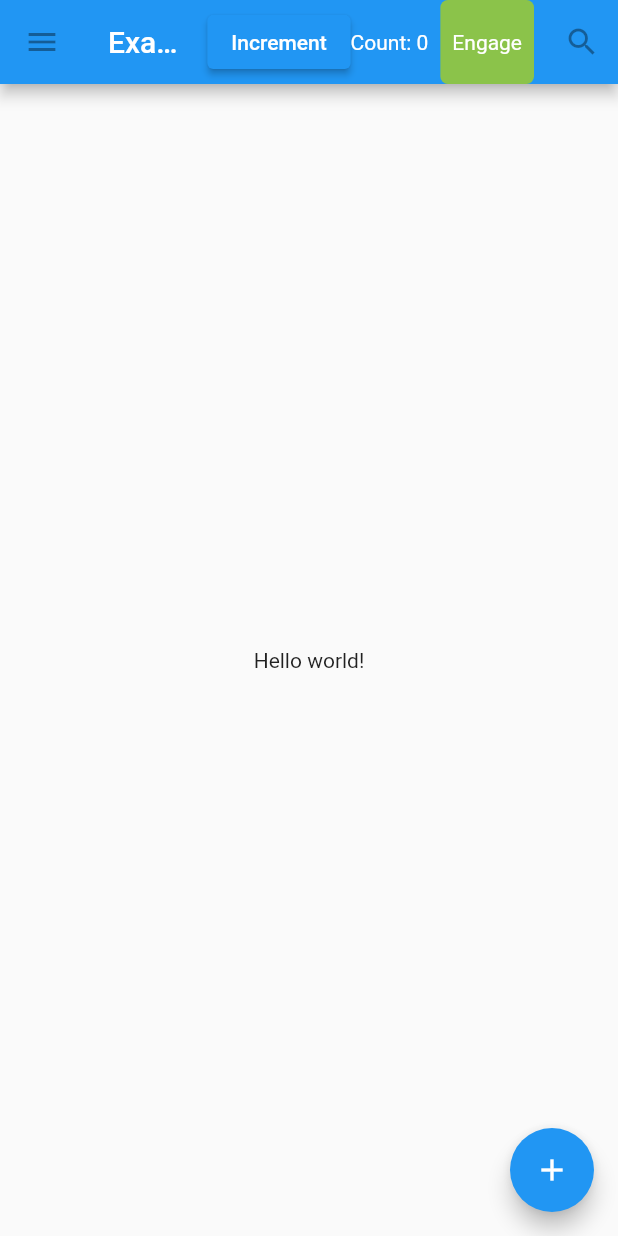
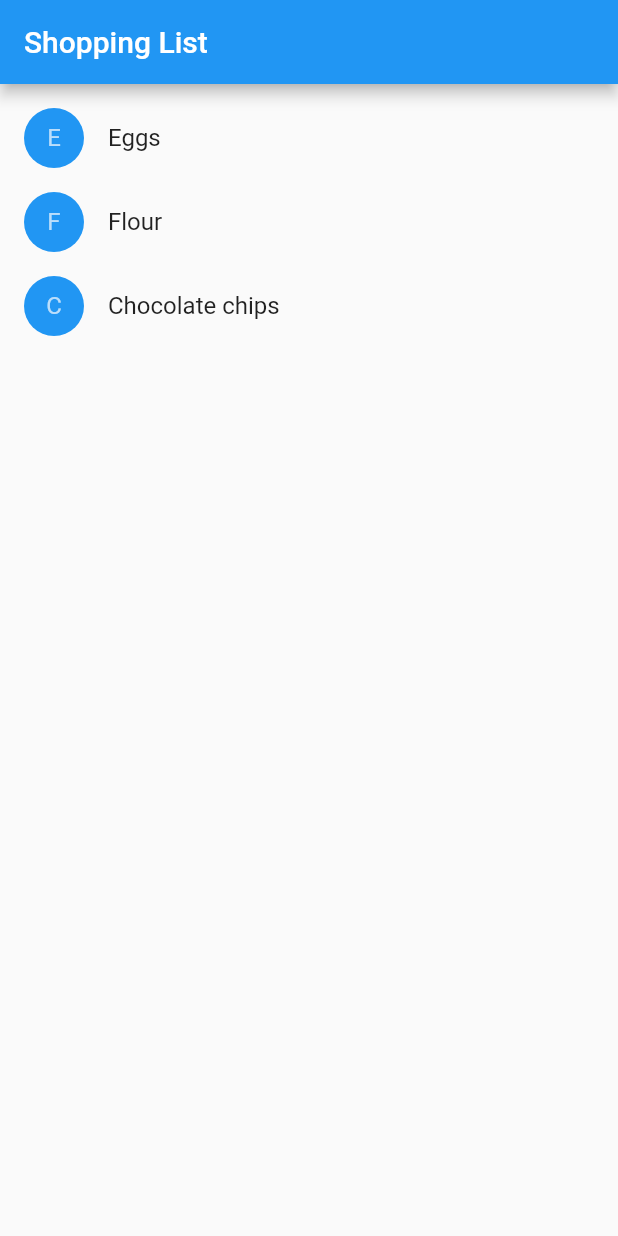
Before and after one commit to rattan/Flutter_Study, a Flutter app: the screen it shows after launch, on a phone screen of 412 x 824 dp. Run offline on Flutter 3.47's test engine with Material 2 defaults, Android fonts, the phone set to English and light mode, and no system bars.

Commit message:
Bringing it all together
Bringing it all together

```diff
--- a/lib/main.dart
+++ b/lib/main.dart
@@ -1,105 +1,94 @@
 import 'package:flutter/material.dart';
 
-void main() {
-  runApp(const MaterialApp(title: 'Flutter Tutorial', home: TutorialHome()));
+class Product {
+  const Product({required this.name});
+  final String name;
 }
 
-class TutorialHome extends StatelessWidget {
-  const TutorialHome({super.key});
+typedef CartCahngedCallback = void Function(Product product, bool inCart);
+
+class ShoppingListItem extends StatelessWidget {
+  ShoppingListItem(
+      {required this.product,
+      required this.inCart,
+      required this.onCartChanged})
+      : super(key: ObjectKey(product));
+
+  final Product product;
+  final bool inCart;
+  final CartCahngedCallback onCartChanged;
+
+  Color _getColor(BuildContext context) {
+    return inCart ? Colors.black54 : Theme.of(context).primaryColor;
+  }
+
+  TextStyle? _getTextStyle(BuildContext context) {
+    if (!inCart) return null;
+
+    return const TextStyle(
+        color: Colors.black54, decoration: TextDecoration.lineThrough);
+  }
+
+  @override
+  Widget build(BuildContext context) {
+    return ListTile(
+        onTap: () => onCartChanged(product, inCart),
+        leading: CircleAvatar(
+          backgroundColor: _getColor(context),
+          child: Text(product.name[0]),
+        ),
+        title: Text(product.name, style: _getTextStyle(context)));
+  }
+}
+
+class ShoppingList extends StatefulWidget {
+  const ShoppingList({super.key, required this.products});
+  final List<Product> products;
+
+  @override
+  State<StatefulWidget> createState() => _ShoppingListState();
+}
+
+class _ShoppingListState extends State<ShoppingList> {
+  final Set<Product> _shoppingCart = <Product>{};
+
+  void _handleCartChanged(Product product, bool inCart) {
+    setState(() {
+      if (!inCart) {
+        _shoppingCart.add(product);
+      } else {
+        _shoppingCart.remove(product);
+      }
+    });
+  }
 
   @override
   Widget build(BuildContext context) {
     return Scaffold(
-      appBar: AppBar(
-        leading: const IconButton(
-          icon: Icon(Icons.menu),
-          tooltip: 'Navigation menu',
-          onPressed: null,
-        ),
-        title: const Text('Example title'),
-        actions: const <Widget>[
-          Counter(),
-          MyButton(),
-          IconButton(
-            icon: Icon(Icons.search),
-            tooltip: 'Search',
-            onPressed: null,
-          ),
-        ],
-      ),
-      body: const Center(child: Text('Hello world!')),
-      floatingActionButton: const FloatingActionButton(
-        tooltip: 'Add',
-        onPressed: null,
-        child: Icon(Icons.add),
+      appBar: AppBar(title: const Text('Shopping List')),
+      body: ListView(
+        padding: const EdgeInsets.symmetric(vertical: 8.0),
+        children: widget.products.map((Product product) {
+          return ShoppingListItem(
+            product: product,
+            inCart: _shoppingCart.contains(product),
+            onCartChanged: _handleCartChanged,
+          );
+        }).toList(),
       ),
     );
   }
 }
 
-class MyButton extends StatelessWidget {
-  const MyButton({super.key});
-
-  @override
-  Widget build(BuildContext context) {
-    return GestureDetector(
-      onTap: () {
-        print('MyButton was tapped!');
-      },
-      child: Container(
-        height: 36.0,
-        padding: const EdgeInsets.all(8.0),
-        margin: const EdgeInsets.symmetric(horizontal: 8.0),
-        decoration: BoxDecoration(
-          borderRadius: BorderRadius.circular(5.0),
-          color: Colors.lightGreen[500],
-        ),
-        child: const Center(child: Text('Engage')),
-      ),
-    );
-  }
+void main() {
+  runApp(const MaterialApp(
+    title: 'Shopping App',
+    home: ShoppingList(
+      products: <Product>[
+        Product(name: 'Eggs'),
+        Product(name: 'Flour'),
+        Product(name: 'Chocolate chips'),
+      ],
+    ),
+  ));
 }
-
-class CounterDisplay extends StatelessWidget {
-  const CounterDisplay({super.key, required this.count});
-  final int count;
-  @override
-  Widget build(BuildContext context) {
-    return Text('Count: $count');
-  }
-}
-
-class CounterIncrementor extends StatelessWidget {
-  const CounterIncrementor({super.key, required this.onPressed});
-  final VoidCallback onPressed;
-
-  @override
-  Widget build(BuildContext context) {
-    return ElevatedButton(onPressed: onPressed, child: const Text('Increment'));
-  }
-}
-
-class Counter extends StatefulWidget {
-  const Counter({super.key});
-
-  @override
-  State<StatefulWidget> createState() => _CounterState();
-}
-
-class _CounterState extends State<Counter> {
-  int _counter = 0;
-
-  void _increment() {
-    setState(() => ++_counter);
-  }
-
-  @override
-  Widget build(BuildContext context) {
-    return Row(
-      children: <Widget>[
-        CounterIncrementor(onPressed: _increment),
-        CounterDisplay(count: _counter)
-      ],
-    );
-  }
-}
```
